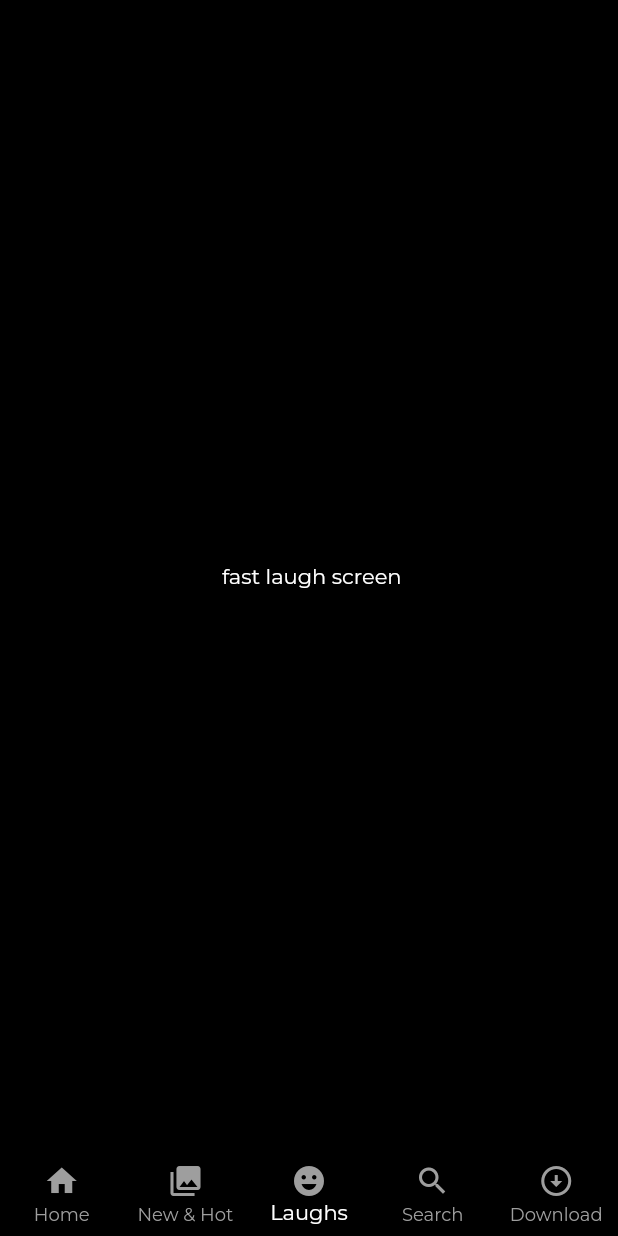
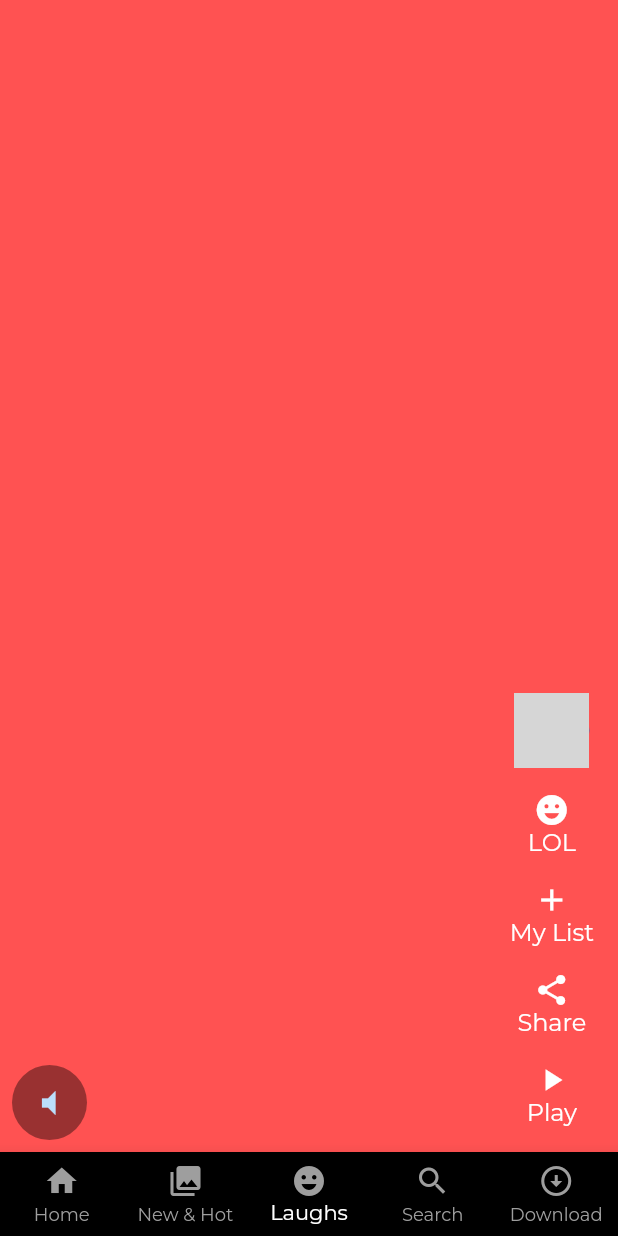
Before and after one commit to safvansafvan/Netflix-clone, a Flutter app: the screen it shows after launch, item 3 of the bottom bar chosen, on a phone screen of 412 x 824 dp. Run offline on Flutter 3.47's test engine with Material 2 defaults, Android fonts, the phone set to English and light mode, and no system bars; our stand-ins replace google_fonts; network calls fail; grey boxes are pictures that could not be loaded.

Commit message:
static laughs section added

```diff
--- a/lib/presentation/fast_laugh/fast_laugh.dart
+++ b/lib/presentation/fast_laugh/fast_laugh.dart
@@ -1,4 +1,5 @@
 import 'package:flutter/material.dart';
+import 'package:netflix_npp/presentation/fast_laugh/widget/video_list_item.dart';
 
 class FastLaugScreen extends StatelessWidget {
   const FastLaugScreen({super.key});
@@ -6,9 +7,11 @@ class FastLaugScreen extends StatelessWidget {
   @override
   Widget build(BuildContext context) {
     return Scaffold(
-      body: Center(
-        child: Text(' fast laugh screen'),
-      ),
+      body: SafeArea(child: PageView(
+        scrollDirection:Axis.vertical,
+        children: List.generate(10, (index) =>VideoListItem(index:index) ),
+      )
+      )
     );
   }
 }
--- /dev/null
+++ b/lib/presentation/fast_laugh/widget/video_list_item.dart
@@ -0,0 +1,70 @@
+import 'package:flutter/material.dart';
+import 'package:netflix_npp/core/colors/colors.dart';
+
+class VideoListItem extends StatelessWidget {
+  const VideoListItem({super.key, required this.index});
+
+  final int index;
+  @override
+  Widget build(BuildContext context) {
+    return Stack(
+      children: [
+        Container(color: Colors.accents[index % Colors.accents.length]),
+        Align(
+          alignment: Alignment.bottomLeft,
+          child: Padding(
+            padding: const EdgeInsets.symmetric(horizontal: 8.0, vertical: 8),
+            child: Row(
+              mainAxisAlignment: MainAxisAlignment.spaceBetween,
+              crossAxisAlignment: CrossAxisAlignment.end,
+              children: [
+                CircleAvatar(
+                    radius: 25,
+                    backgroundColor: Colors.black.withOpacity(0.4),
+                    child: IconButton(
+
+                        onPressed: () {}, icon: const Icon(Icons.volume_mute))),
+                Column(
+                  mainAxisAlignment: MainAxisAlignment.end,
+                  children:const [
+
+                     Padding(
+                      padding: EdgeInsets.symmetric( vertical: 8.0),
+                      child: CircleAvatar(
+                        radius: 25,
+                        backgroundImage: NetworkImage("https://www.themoviedb.org/t/p/w250_and_h141_face/nVRyd8hlg0ZLxBn9RaI7mUMQLnz.jpg"),
+                      ),
+                    ),
+                    VideoActionWidget(
+                        icons: Icons.emoji_emotions, title: 'LOL'),
+                    VideoActionWidget(icons: Icons.add, title: 'My List'),
+                    VideoActionWidget(icons: Icons.share, title: 'Share'),
+                    VideoActionWidget(icons: Icons.play_arrow, title: 'Play'),
+                  ],
+                )
+              ],
+            ),
+          ),
+        )
+      ],
+    );
+  }
+}
+
+class VideoActionWidget extends StatelessWidget {
+  const VideoActionWidget(
+      {super.key, required this.icons, required this.title});
+
+  final IconData icons;
+  final String title;
+
+  @override
+  Widget build(BuildContext context) {
+    return Padding(
+      padding: const EdgeInsets.symmetric(vertical: 8,horizontal: 8),
+      child: Column(
+        children: [Icon(icons,color: cwhite,), Text(title,style:const TextStyle(fontSize: 16,color: cwhite),)],
+      ),
+    );
+  }
+}
```
Also changed, not shown: pubspec.yaml (+1 -6 lines), pubspec.lock, 1 other file.
